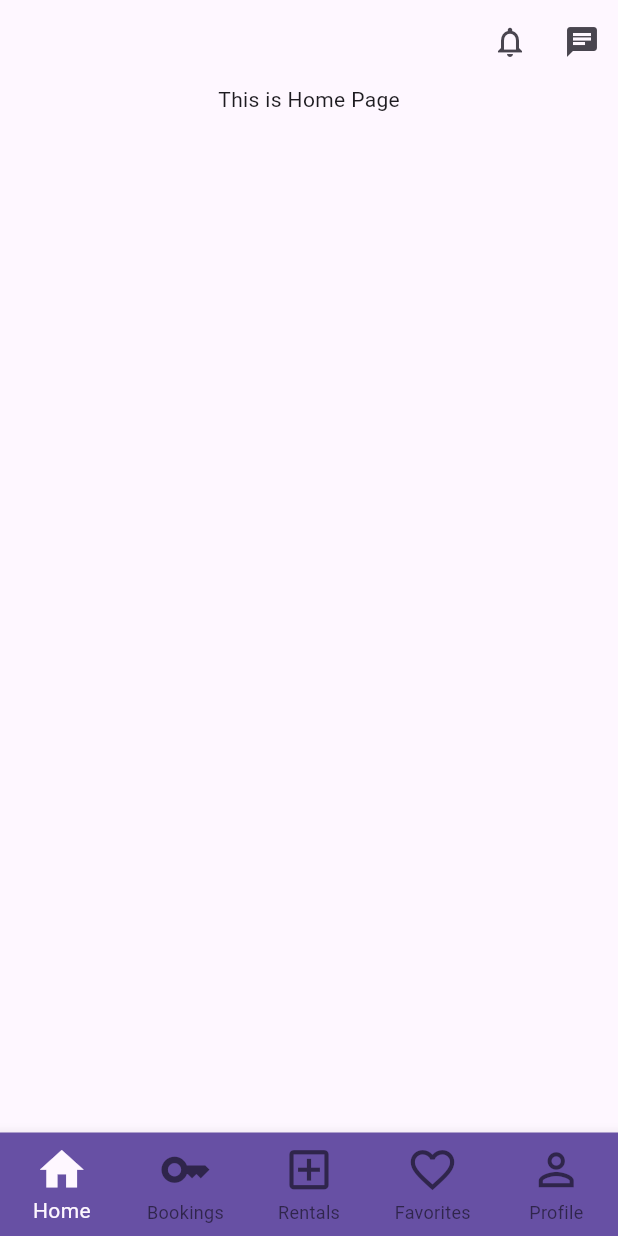
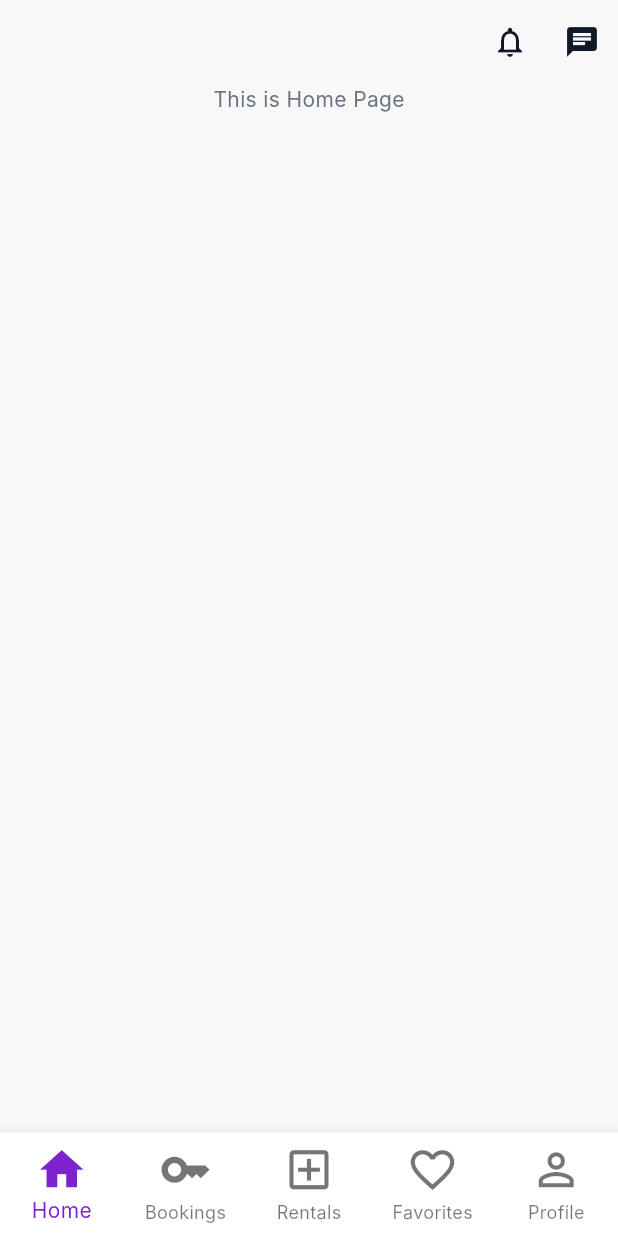
Before and after one commit to Mohakerdi/AlMekhtar, a Flutter app: the screen it shows after launch, on a phone screen of 412 x 824 dp. Run offline on Flutter 3.47's test engine with Material 3 defaults, Android fonts, the phone set to English and light mode, and no system bars; Roboto replaces fonts that are missing (Inter).

Commit message:
created color pallet, styles and Themes

```diff
--- a/lib/Features/user/home/screens/tabs.dart
+++ b/lib/Features/user/home/screens/tabs.dart
@@ -26,23 +26,18 @@ class _TabsState extends State<Tabs> {
 
   @override
   Widget build(BuildContext context) {
-    Widget activePage = FavoritesScreen();
+    Widget activePage = HomeScreen();
     switch (_selectedPageIndex) {
       case 0:
-        activePage = HomeScreen();
-        break;
+        activePage = HomeScreen();      break;
       case 1:
-        activePage = BookingsScreen();
-        break;
+        activePage = BookingsScreen();  break;
       case 2:
-        activePage = RentalsScreen();
-        break;
+        activePage = RentalsScreen();   break;
       case 3:
-        activePage = FavoritesScreen();
-        break;
+        activePage = FavoritesScreen(); break;
       case 4:
-        activePage = ProfileScreen();
-        break;
+        activePage = ProfileScreen();   break;
     }
 
     return Scaffold(
@@ -70,10 +65,10 @@ class _TabsState extends State<Tabs> {
           ),
         ],
       ),
+
       body: activePage,
+
       bottomNavigationBar: BottomNavigationBar(
-        fixedColor: Theme.of(context).colorScheme.surface,
-        backgroundColor: Theme.of(context).colorScheme.primary,
         iconSize: 35,
         onTap: _selectPage,
         currentIndex: _selectedPageIndex,
--- /dev/null
+++ b/lib/core/theme/app_theme.dart
@@ -0,0 +1,9 @@
+import 'package:flutter/material.dart';
+
+import 'dark_theme.dart';
+import 'light_theme.dart';
+
+class AppTheme {
+  static ThemeData get light => lightTheme;
+  static ThemeData get dark => darkTheme;
+}
--- /dev/null
+++ b/lib/core/theme/dark_theme.dart
@@ -0,0 +1,110 @@
+import 'package:flutter/material.dart';
+import 'app_colors.dart';
+import 'text_styles.dart';
+
+ThemeData get darkTheme {
+  const double _defaultRadius = 16.0;
+
+  const Color darkScaffoldBg = AppColors.gray950;
+  const Color darkSurface = AppColors.gray900;
+  const Color darkBorder = AppColors.gray700;
+
+  return ThemeData(
+    useMaterial3: true,
+    brightness: Brightness.dark,
+
+    // 1. COLOR SCHEME
+    colorScheme: const ColorScheme.dark(
+      primary: AppColors.primary300,
+      onPrimary: AppColors.gray900,
+      secondary: AppColors.secondaryLight,
+      onSecondary: AppColors.gray900,
+      error: AppColors.error100,
+      onError: AppColors.error900,
+      surface: darkSurface,
+      onSurface: Colors.white
+    ),
+    scaffoldBackgroundColor: darkScaffoldBg,
+
+    // 2. TEXT STYLES MAPPING
+    textTheme: TextTheme(
+      // Heading Mappings
+      displayLarge: AppTextStyles.display1Bold.copyWith(color: Colors.white),
+      displayMedium: AppTextStyles.display2Bold.copyWith(color: Colors.white),
+      headlineLarge: AppTextStyles.heading1Bold.copyWith(color: Colors.white),
+      headlineMedium: AppTextStyles.heading2Bold.copyWith(color: Colors.white),
+
+      // Title Mappings
+      titleLarge: AppTextStyles.heading2SemiBold.copyWith(color: Colors.white),
+      titleMedium: AppTextStyles.bodyMedium.copyWith(color: Colors.white),
+
+      // Body Mappings
+      bodyLarge: AppTextStyles.bodyLarge.copyWith(color: AppColors.gray400),
+      bodyMedium: AppTextStyles.bodyMedium.copyWith(color: AppColors.gray400),
+      bodySmall: AppTextStyles.caption.copyWith(color: AppColors.gray500),
+
+      // Label Mappings
+      labelLarge: AppTextStyles.labelButton.copyWith(color: AppColors.gray900),
+    ),
+
+    // 3. COMPONENT THEMES
+    // AppBar
+    appBarTheme: AppBarTheme(
+      backgroundColor: darkSurface,
+      foregroundColor: Colors.white,
+      elevation: 0,
+      scrolledUnderElevation: 0,
+      centerTitle: false,
+      titleTextStyle: AppTextStyles.heading2SemiBold.copyWith(color: Colors.white),
+      iconTheme: const IconThemeData(color: Colors.white),
+    ),
+
+    // Elevated Button
+    elevatedButtonTheme: ElevatedButtonThemeData(
+      style: ElevatedButton.styleFrom(
+        backgroundColor: AppColors.primary300,
+        foregroundColor: AppColors.gray900,
+        textStyle: AppTextStyles.labelButton.copyWith(color: AppColors.gray900),
+        minimumSize: const Size(double.infinity, 56),
+        padding: const EdgeInsets.symmetric(horizontal: 24),
+        shape: RoundedRectangleBorder(
+          borderRadius: BorderRadius.circular(_defaultRadius),
+        ),
+        elevation: 0,
+      ),
+    ),
+
+    // Input Fields (TextField)
+    inputDecorationTheme: InputDecorationTheme(
+      filled: true,
+      fillColor: darkScaffoldBg,
+      contentPadding: const EdgeInsets.symmetric(horizontal: 20, vertical: 16),
+      hintStyle: AppTextStyles.bodyMedium.copyWith(color: AppColors.gray600),
+
+      border: OutlineInputBorder(
+        borderRadius: BorderRadius.circular(_defaultRadius),
+        borderSide: const BorderSide(color: darkBorder),
+      ),
+      enabledBorder: OutlineInputBorder(
+        borderRadius: BorderRadius.circular(_defaultRadius),
+        borderSide: const BorderSide(color: darkBorder),
+      ),
+      focusedBorder: OutlineInputBorder(
+        borderRadius: BorderRadius.circular(_defaultRadius),
+        borderSide: const BorderSide(color: AppColors.primary300, width: 1.5),
+      ),
+    ),
+
+    // Icon Theme
+    iconTheme: const IconThemeData(
+      color: AppColors.gray300,
+      size: 24,
+    ),
+
+    // Divider Theme
+    dividerTheme: const DividerThemeData(
+      color: AppColors.gray700,
+      thickness: 1,
+    ),
+  );
+}
--- /dev/null
+++ b/lib/core/theme/light_theme.dart
@@ -0,0 +1,103 @@
+import 'package:flutter/material.dart';
+import 'app_colors.dart';
+import 'text_styles.dart';
+
+ThemeData get lightTheme {
+  const double _defaultRadius = 16.0;
+
+  return ThemeData(
+    useMaterial3: true,
+    brightness: Brightness.light,
+
+    // 1. COLOR SCHEME
+    colorScheme: const ColorScheme.light(
+      primary: AppColors.primary700,
+      onPrimary: Colors.white,
+      secondary: AppColors.secondary,
+      error: AppColors.errorBase,
+      surface: Colors.white,
+      onSurface: AppColors.gray900,
+    ),
+    scaffoldBackgroundColor: AppColors.background,
+
+    // 2. TEXT STYLE MAPPING
+    textTheme: TextTheme(
+      displayLarge: AppTextStyles.display1Bold,
+      displayMedium: AppTextStyles.display2Bold,
+      headlineLarge: AppTextStyles.heading1Bold,
+      headlineMedium: AppTextStyles.heading2Bold,
+
+      // Title Mappings
+      titleLarge: AppTextStyles.heading2SemiBold,
+      titleMedium: AppTextStyles.bodyMedium,
+
+      // Body Mappings
+      bodyLarge: AppTextStyles.bodyLarge,
+      bodyMedium: AppTextStyles.bodyMedium,
+      bodySmall: AppTextStyles.caption,
+
+      // Label Mappings (Buttons)
+      labelLarge: AppTextStyles.labelButton,
+    ),
+
+    // 3. COMPONENT THEMES
+    // AppBar
+    appBarTheme: AppBarTheme(
+      backgroundColor: AppColors.background,
+      foregroundColor: AppColors.gray900,
+      elevation: 0,
+      scrolledUnderElevation: 0,
+      centerTitle: false,
+      titleTextStyle: AppTextStyles.heading2SemiBold.copyWith(color: AppColors.gray900),
+      iconTheme: const IconThemeData(color: AppColors.gray900),
+    ),
+
+    // Elevated Button
+    elevatedButtonTheme: ElevatedButtonThemeData(
+      style: ElevatedButton.styleFrom(
+        backgroundColor: AppColors.primary700,
+        foregroundColor: Colors.white,
+        textStyle: AppTextStyles.labelButton,
+        minimumSize: const Size(double.infinity, 56), // Tall standard button
+        padding: const EdgeInsets.symmetric(horizontal: 24),
+        shape: RoundedRectangleBorder(
+          borderRadius: BorderRadius.circular(_defaultRadius),
+        ),
+        elevation: 0,
+      ),
+    ),
+
+    // Input Fields
+    inputDecorationTheme: InputDecorationTheme(
+      filled: true,
+      fillColor: Colors.white,
+      contentPadding: const EdgeInsets.symmetric(horizontal: 20, vertical: 16),
+      hintStyle: AppTextStyles.bodyMedium,
+
+      border: OutlineInputBorder(
+        borderRadius: BorderRadius.circular(_defaultRadius),
+        borderSide: const BorderSide(color: AppColors.gray200),
+      ),
+      enabledBorder: OutlineInputBorder(
+        borderRadius: BorderRadius.circular(_defaultRadius),
+        borderSide: const BorderSide(color: AppColors.gray200),
+      ),
+      focusedBorder: OutlineInputBorder(
+        borderRadius: BorderRadius.circular(_defaultRadius),
+        borderSide: const BorderSide(color: AppColors.primary700, width: 1.5),
+      ),
+    ),
+
+    // Icon Theme
+    iconTheme: const IconThemeData(
+      color: AppColors.gray600,
+      size: 24,
+    ),
+
+    // Divider Theme
+    dividerTheme: const DividerThemeData(
+      color: AppColors.gray200,
+      thickness: 1,
+    ),
+  );
+}
--- a/lib/main.dart
+++ b/lib/main.dart
@@ -1,5 +1,7 @@
 import 'package:flutter/material.dart';
+import 'package:mabeet/Features/auth/screens/create_account_screen.dart';
 import 'package:mabeet/Features/user/home/screens/tabs.dart';
+import 'package:mabeet/core/theme/app_theme.dart';
 
 void main() {
   runApp(const MyApp());
@@ -7,10 +9,15 @@ void main() {
 
 class MyApp extends StatelessWidget {
   const MyApp({super.key});
+
   @override
   Widget build(BuildContext context) {
     return MaterialApp(
+      debugShowCheckedModeBanner: false,
+      theme: AppTheme.light,
+      darkTheme: AppTheme.dark,
       home: Tabs(),
+      themeMode: ThemeMode.system,
     );
   }
 }
```
Also changed, not shown: lib/Features/auth/screens/create_account_screen.dart (added, +37 -0 lines), lib/core/theme/app_colors.dart (added, +65 -0 lines), lib/core/theme/font_weight_helper.dart (added, +12 -0 lines), lib/core/theme/text_styles.dart (added, +64 -0 lines), lib/Features/auth/screens/login_screen.dart (added).
